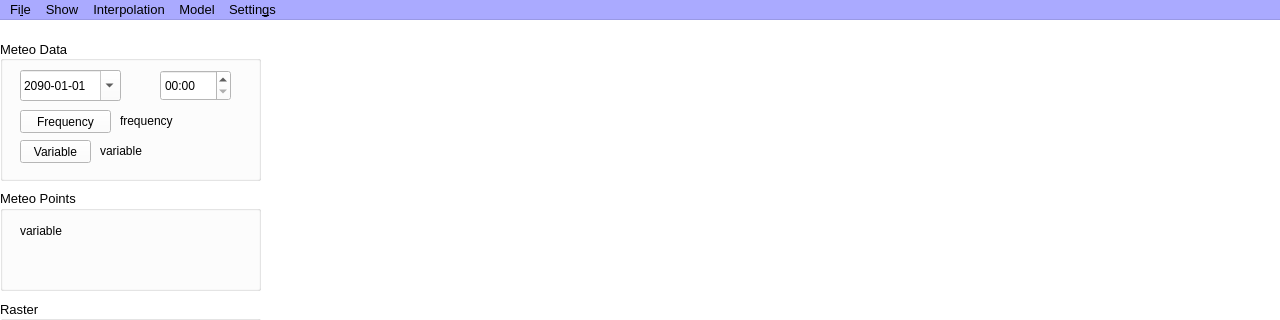
Old version of the form CRITERIA3D/mainwindow.ui in the repository gaowudao/CRITERIA3D; both pictures show x 0 to 1280 and y 0 to 320 of the 1280 by 720 pixel window.
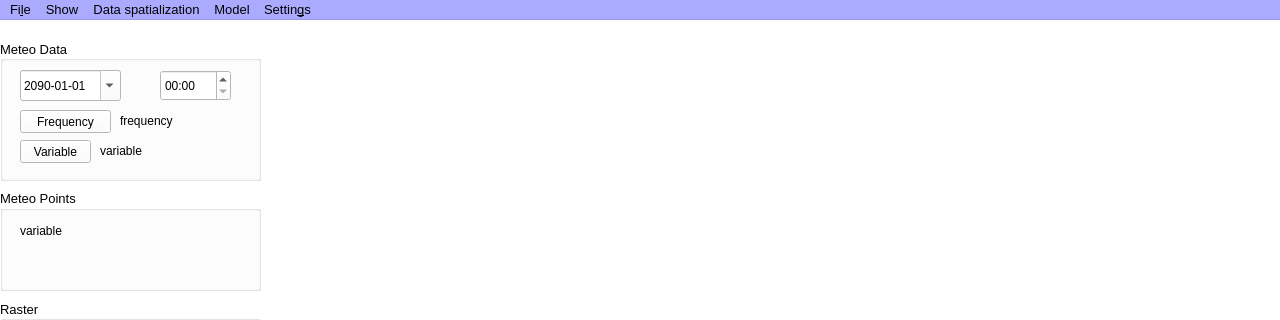
New version of the form.

Commit message: compute ET0

What changed in the file:
```diff
--- a/CRITERIA3D/mainwindow.ui
+++ b/CRITERIA3D/mainwindow.ui
@@ -2590,7 +2590,7 @@
    </widget>
    <widget class="QMenu" name="menuVariable">
     <property name="title">
-     <string>Interpolation</string>
+     <string>Data spatialization</string>
     </property>
     <addaction name="actionInterpolation_to_DTM"/>
     <addaction name="actionInterpolationSettings"/>
```
Left out of the diff: 21 changed lines with no effect on the pictures. The commit also changes 1 other file.
